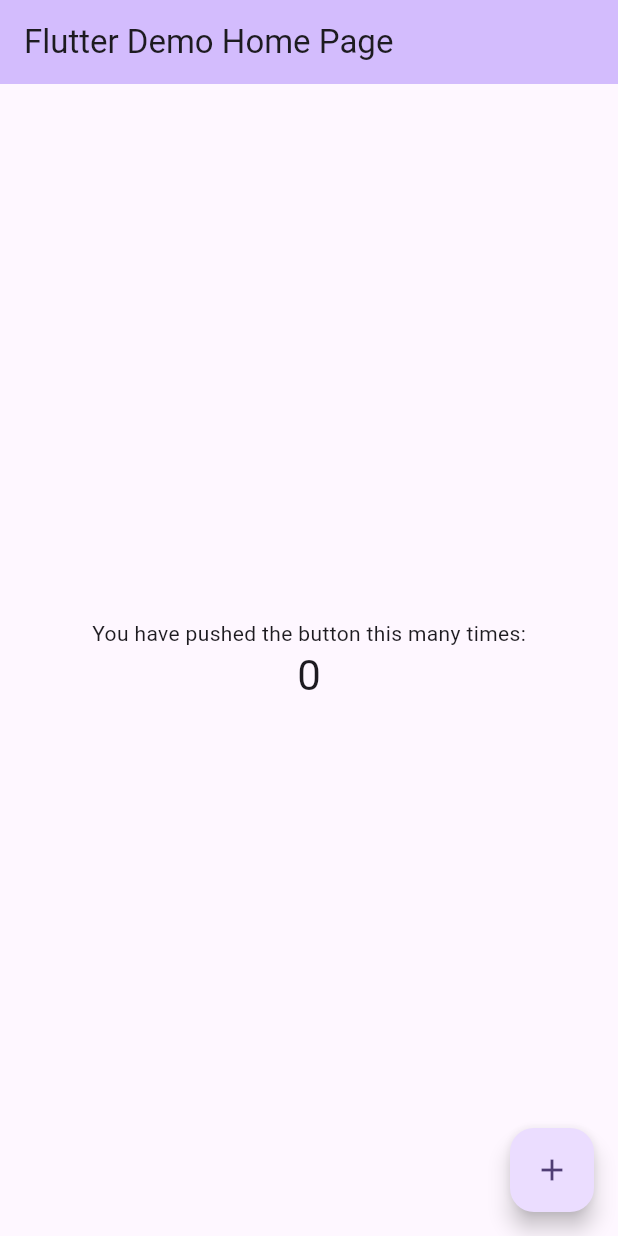
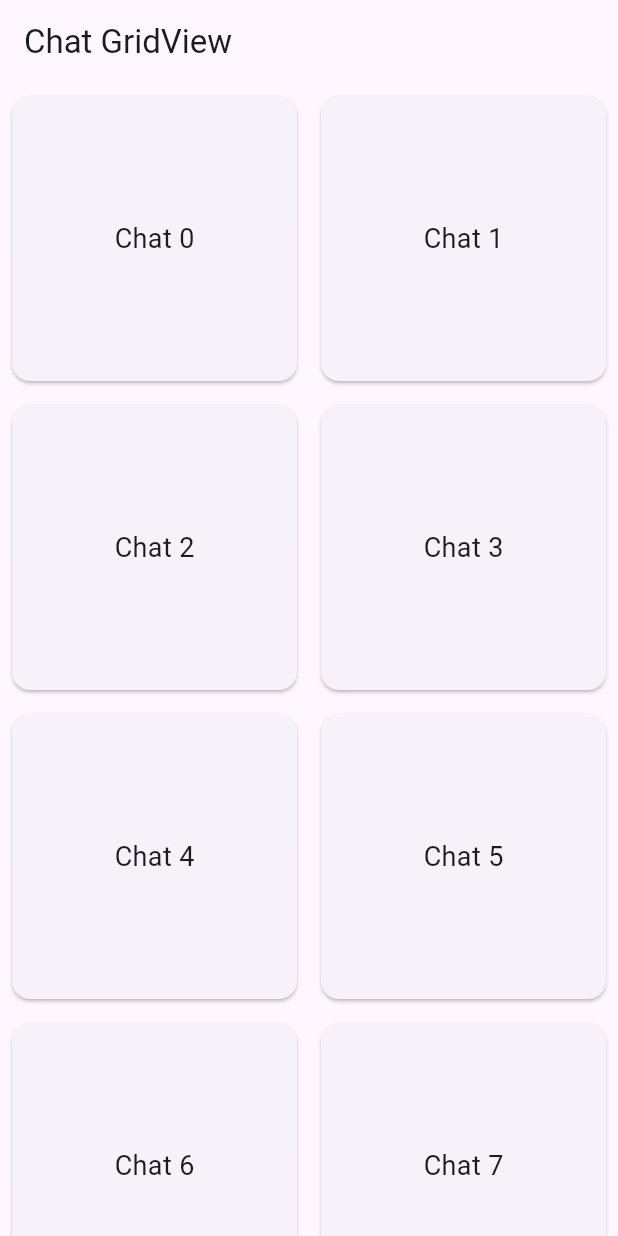
Before and after one commit to Sandavinay/westfile210224, a Flutter app: the screen it shows after launch, on a phone screen of 412 x 824 dp. Run offline on Flutter 3.47's test engine with Material 3 defaults, Android fonts, the phone set to English and light mode, and no system bars.

Commit message:
finished project

```diff
--- a/lib/main.dart
+++ b/lib/main.dart
@@ -1,125 +1,56 @@
 import 'package:flutter/material.dart';
 
 void main() {
-  runApp(const MyApp());
+  runApp(MyApp());
 }
 
 class MyApp extends StatelessWidget {
-  const MyApp({super.key});
-
-  // This widget is the root of your application.
   @override
   Widget build(BuildContext context) {
     return MaterialApp(
-      title: 'Flutter Demo',
-      theme: ThemeData(
-        // This is the theme of your application.
-        //
-        // TRY THIS: Try running your application with "flutter run". You'll see
-        // the application has a purple toolbar. Then, without quitting the app,
-        // try changing the seedColor in the colorScheme below to Colors.green
-        // and then invoke "hot reload" (save your changes or press the "hot
-        // reload" button in a Flutter-supported IDE, or press "r" if you used
-        // the command line to start the app).
-        //
-        // Notice that the counter didn't reset back to zero; the application
-        // state is not lost during the reload. To reset the state, use hot
-        // restart instead.
-        //
-        // This works for code too, not just values: Most code changes can be
-        // tested with just a hot reload.
-        colorScheme: ColorScheme.fromSeed(seedColor: Colors.deepPurple),
-        useMaterial3: true,
+      home: Scaffold(
+        appBar: AppBar(
+          title: Text('Chat GridView'),
+        ),
+        body: ChatGridView(),
       ),
-      home: const MyHomePage(title: 'Flutter Demo Home Page'),
     );
   }
 }
 
-class MyHomePage extends StatefulWidget {
-  const MyHomePage({super.key, required this.title});
-
-  // This widget is the home page of your application. It is stateful, meaning
-  // that it has a State object (defined below) that contains fields that affect
-  // how it looks.
-
-  // This class is the configuration for the state. It holds the values (in this
-  // case the title) provided by the parent (in this case the App widget) and
-  // used by the build method of the State. Fields in a Widget subclass are
-  // always marked "final".
-
-  final String title;
-
+class ChatGridView extends StatelessWidget {
   @override
-  State<MyHomePage> createState() => _MyHomePageState();
+  Widget build(BuildContext context) {
+    return GridView.builder(
+      gridDelegate: SliverGridDelegateWithFixedCrossAxisCount(
+        crossAxisCount: 2, // Set the number of columns in the grid
+      ),
+      itemCount: 10, // Set the number of items in the grid
+      itemBuilder: (context, index) {
+        return ChatItem(index: index);
+      },
+    );
+  }
 }
 
-class _MyHomePageState extends State<MyHomePage> {
-  int _counter = 0;
+class ChatItem extends StatelessWidget {
+  final int index;
 
-  void _incrementCounter() {
-    setState(() {
-      // This call to setState tells the Flutter framework that something has
-      // changed in this State, which causes it to rerun the build method below
-      // so that the display can reflect the updated values. If we changed
-      // _counter without calling setState(), then the build method would not be
-      // called again, and so nothing would appear to happen.
-      _counter++;
-    });
-  }
+  ChatItem({required this.index});
 
   @override
   Widget build(BuildContext context) {
-    // This method is rerun every time setState is called, for instance as done
-    // by the _incrementCounter method above.
-    //
-    // The Flutter framework has been optimized to make rerunning build methods
-    // fast, so that you can just rebuild anything that needs updating rather
-    // than having to individually change instances of widgets.
-    return Scaffold(
-      appBar: AppBar(
-        // TRY THIS: Try changing the color here to a specific color (to
-        // Colors.amber, perhaps?) and trigger a hot reload to see the AppBar
-        // change color while the other colors stay the same.
-        backgroundColor: Theme.of(context).colorScheme.inversePrimary,
-        // Here we take the value from the MyHomePage object that was created by
-        // the App.build method, and use it to set our appbar title.
-        title: Text(widget.title),
-      ),
-      body: Center(
-        // Center is a layout widget. It takes a single child and positions it
-        // in the middle of the parent.
-        child: Column(
-          // Column is also a layout widget. It takes a list of children and
-          // arranges them vertically. By default, it sizes itself to fit its
-          // children horizontally, and tries to be as tall as its parent.
-          //
-          // Column has various properties to control how it sizes itself and
-          // how it positions its children. Here we use mainAxisAlignment to
-          // center the children vertically; the main axis here is the vertical
-          // axis because Columns are vertical (the cross axis would be
-          // horizontal).
-          //
-          // TRY THIS: Invoke "debug painting" (choose the "Toggle Debug Paint"
-          // action in the IDE, or press "p" in the console), to see the
-          // wireframe for each widget.
-          mainAxisAlignment: MainAxisAlignment.center,
-          children: <Widget>[
-            const Text(
-              'You have pushed the button this many times:',
-            ),
-            Text(
-              '$_counter',
-              style: Theme.of(context).textTheme.headlineMedium,
-            ),
-          ],
+    return Card(
+      margin: EdgeInsets.all(8.0),
+      child: Padding(
+        padding: EdgeInsets.all(16.0),
+        child: Center(
+          child: Text(
+            'Chat $index',
+            style: TextStyle(fontSize: 18.0),
+          ),
         ),
       ),
-      floatingActionButton: FloatingActionButton(
-        onPressed: _incrementCounter,
-        tooltip: 'Increment',
-        child: const Icon(Icons.add),
-      ), // This trailing comma makes auto-formatting nicer for build methods.
     );
   }
 }
```
